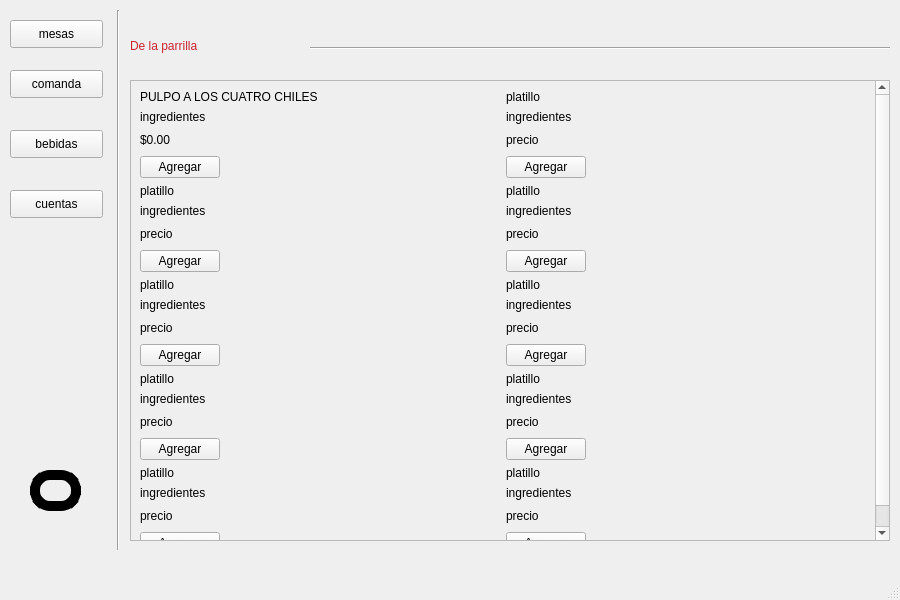
Qt form Restaurante/Mesero/principal_mesero.ui (camvaz/restaurante-ihc) before a commit.
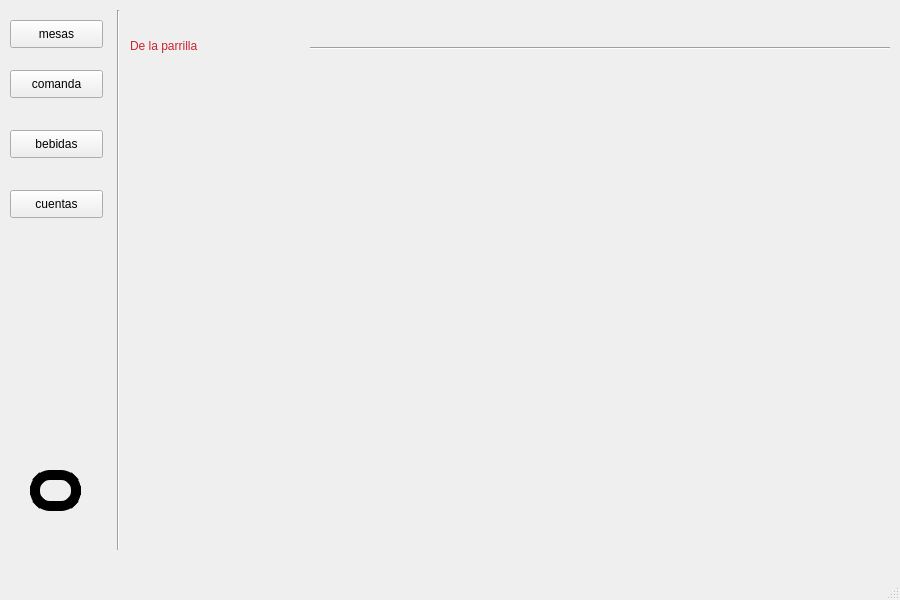
The same form after that commit. The open tabs and pages were chosen to show the change. Icons and pictures are not drawn.

Commit message: quitar imagenes

```diff
--- a/Restaurante/Mesero/principal_mesero.ui
+++ b/Restaurante/Mesero/principal_mesero.ui
@@ -677,635 +677,6 @@
        <string>De la parrilla</string>
       </property>
      </widget>
-     <widget class="QScrollArea" name="scrollArea">
-      <property name="geometry">
-       <rect>
-        <x>0</x>
-        <y>70</y>
-        <width>760</width>
-        <height>461</height>
-       </rect>
-      </property>
-      <property name="widgetResizable">
-       <bool>true</bool>
-      </property>
-      <widget class="QWidget" name="scrollAreaWidgetContents">
-       <property name="geometry">
-        <rect>
-         <x>0</x>
-         <y>0</y>
-         <width>311</width>
-         <height>577</height>
-        </rect>
-       </property>
-       <layout class="QGridLayout" name="gridLayout">
-        <item row="1" column="0">
-         <layout class="QGridLayout" name="gridLayout_5">
-          <item row="0" column="0">
-           <layout class="QGridLayout" name="gridLayout_6">
-            <item row="0" column="0" colspan="2">
-             <widget class="QLabel" name="label_29">
-              <property name="text">
-               <string>platillo</string>
-              </property>
-             </widget>
-            </item>
-            <item row="1" column="0" colspan="2">
-             <widget class="QLabel" name="label_30">
-              <property name="text">
-               <string>ingredientes</string>
-              </property>
-             </widget>
-            </item>
-            <item row="2" column="0">
-             <widget class="QLabel" name="label_31">
-              <property name="text">
-               <string>precio</string>
-              </property>
-             </widget>
-            </item>
-            <item row="2" column="1">
-             <spacer name="horizontalSpacer_5">
-              <property name="orientation">
-               <enum>Qt::Horizontal</enum>
-              </property>
-              <property name="sizeHint" stdset="0">
-               <size>
-                <width>78</width>
-                <height>20</height>
-               </size>
-              </property>
-             </spacer>
-            </item>
-            <item row="3" column="0">
-             <widget class="QPushButton" name="pushButton_3">
-              <property name="text">
-               <string>Agregar</string>
-              </property>
-             </widget>
-            </item>
-            <item row="3" column="1">
-             <spacer name="horizontalSpacer_6">
-              <property name="orientation">
-               <enum>Qt::Horizontal</enum>
-              </property>
-              <property name="sizeHint" stdset="0">
-               <size>
-                <width>78</width>
-                <height>20</height>
-               </size>
-              </property>
-             </spacer>
-            </item>
-           </layout>
-          </item>
-          <item row="0" column="1">
-           <layout class="QGridLayout" name="gridLayout_7">
-            <item row="0" column="0" colspan="2">
-             <widget class="QLabel" name="label_32">
-              <property name="text">
-               <string>platillo</string>
-              </property>
-             </widget>
-            </item>
-            <item row="1" column="0" colspan="2">
-             <widget class="QLabel" name="label_33">
-              <property name="text">
-               <string>ingredientes</string>
-              </property>
-             </widget>
-            </item>
-            <item row="2" column="0">
-             <widget class="QLabel" name="label_34">
-              <property name="text">
-               <string>precio</string>
-              </property>
-             </widget>
-            </item>
-            <item row="2" column="1">
-             <spacer name="horizontalSpacer_7">
-              <property name="orientation">
-               <enum>Qt::Horizontal</enum>
-              </property>
-              <property name="sizeHint" stdset="0">
-               <size>
-                <width>78</width>
-                <height>20</height>
-               </size>
-              </property>
-             </spacer>
-            </item>
-            <item row="3" column="0">
-             <widget class="QPushButton" name="pushButton_4">
-              <property name="text">
-               <string>Agregar</string>
-              </property>
-             </widget>
-            </item>
-            <item row="3" column="1">
-             <spacer name="horizontalSpacer_8">
-              <property name="orientation">
-               <enum>Qt::Horizontal</enum>
-              </property>
-              <property name="sizeHint" stdset="0">
-               <size>
-                <width>78</width>
-                <height>20</height>
-               </size>
-              </property>
-             </spacer>
-            </item>
-           </layout>
-          </item>
-         </layout>
-        </item>
-        <item row="4" column="0">
-         <layout class="QGridLayout" name="gridLayout_11">
-          <item row="0" column="0">
-           <layout class="QGridLayout" name="gridLayout_12">
-            <item row="3" column="0">
-             <widget class="QPushButton" name="pushButton_7">
-              <property name="text">
-               <string>Agregar</string>
-              </property>
-             </widget>
-            </item>
-            <item row="1" column="0" colspan="2">
-             <widget class="QLabel" name="label_42">
-              <property name="text">
-               <string>ingredientes</string>
-              </property>
-             </widget>
-            </item>
-            <item row="2" column="1">
-             <spacer name="horizontalSpacer_13">
-              <property name="orientation">
-               <enum>Qt::Horizontal</enum>
-              </property>
-              <property name="sizeHint" stdset="0">
-               <size>
-                <width>78</width>
-                <height>20</height>
-               </size>
-              </property>
-             </spacer>
-            </item>
-            <item row="0" column="0" colspan="2">
-             <widget class="QLabel" name="label_41">
-              <property name="text">
-               <string>platillo</string>
-              </property>
-             </widget>
-            </item>
-            <item row="3" column="1">
-             <spacer name="horizontalSpacer_14">
-              <property name="orientation">
-               <enum>Qt::Horizontal</enum>
-              </property>
-              <property name="sizeHint" stdset="0">
-               <size>
-                <width>78</width>
-                <height>20</height>
-               </size>
-              </property>
-             </spacer>
-            </item>
-            <item row="2" column="0">
-             <widget class="QLabel" name="label_43">
-              <property name="text">
-               <string>precio</string>
-              </property>
-             </widget>
-            </item>
-           </layout>
-          </item>
-          <item row="0" column="1">
-           <layout class="QGridLayout" name="gridLayout_13">
-            <item row="0" column="0" colspan="2">
-             <widget class="QLabel" name="label_44">
-              <property name="text">
-               <string>platillo</string>
-              </property>
-             </widget>
-            </item>
-            <item row="1" column="0" colspan="2">
-             <widget class="QLabel" name="label_45">
-              <property name="text">
-               <string>ingredientes</string>
-              </property>
-             </widget>
-            </item>
-            <item row="2" column="0">
-             <widget class="QLabel" name="label_46">
-              <property name="text">
-               <string>precio</string>
-              </property>
-             </widget>
-            </item>
-            <item row="2" column="1">
-             <spacer name="horizontalSpacer_15">
-              <property name="orientation">
-               <enum>Qt::Horizontal</enum>
-              </property>
-              <property name="sizeHint" stdset="0">
-               <size>
-                <width>78</width>
-                <height>20</height>
-               </size>
-              </property>
-             </spacer>
-            </item>
-            <item row="3" column="0">
-             <widget class="QPushButton" name="pushButton_8">
-              <property name="text">
-               <string>Agregar</string>
-              </property>
-             </widget>
-            </item>
-            <item row="3" column="1">
-             <spacer name="horizontalSpacer_16">
-              <property name="orientation">
-               <enum>Qt::Horizontal</enum>
-              </property>
-              <property name="sizeHint" stdset="0">
-               <size>
-                <width>78</width>
-                <height>20</height>
-               </size>
-              </property>
-             </spacer>
-            </item>
-           </layout>
-          </item>
-         </layout>
-        </item>
-        <item row="3" column="0">
-         <layout class="QGridLayout" name="gridLayout_8">
-          <item row="0" column="0">
-           <layout class="QGridLayout" name="gridLayout_9">
-            <item row="0" column="0" colspan="2">
-             <widget class="QLabel" name="label_35">
-              <property name="text">
-               <string>platillo</string>
-              </property>
-             </widget>
-            </item>
-            <item row="1" column="0" colspan="2">
-             <widget class="QLabel" name="label_36">
-              <property name="text">
-               <string>ingredientes</string>
-              </property>
-             </widget>
-            </item>
-            <item row="2" column="0">
-             <widget class="QLabel" name="label_37">
-              <property name="text">
-               <string>precio</string>
-              </property>
-             </widget>
-            </item>
-            <item row="2" column="1">
-             <spacer name="horizontalSpacer_9">
-              <property name="orientation">
-               <enum>Qt::Horizontal</enum>
-              </property>
-              <property name="sizeHint" stdset="0">
-               <size>
-                <width>78</width>
-                <height>20</height>
-               </size>
-              </property>
-             </spacer>
-            </item>
-            <item row="3" column="0">
-             <widget class="QPushButton" name="pushButton_5">
-              <property name="text">
-               <string>Agregar</string>
-              </property>
-             </widget>
-            </item>
-            <item row="3" column="1">
-             <spacer name="horizontalSpacer_10">
-              <property name="orientation">
-               <enum>Qt::Horizontal</enum>
-              </property>
-              <property name="sizeHint" stdset="0">
-               <size>
-                <width>78</width>
-                <height>20</height>
-               </size>
-              </property>
-             </spacer>
-            </item>
-           </layout>
-          </item>
-          <item row="0" column="1">
-           <layout class="QGridLayout" name="gridLayout_10">
-            <item row="0" column="0" colspan="2">
-             <widget class="QLabel" name="label_38">
-              <property name="text">
-               <string>platillo</string>
-              </property>
-             </widget>
-            </item>
-            <item row="1" column="0" colspan="2">
-             <widget class="QLabel" name="label_39">
-              <property name="text">
-               <string>ingredientes</string>
-              </property>
-             </widget>
-            </item>
-            <item row="2" column="0">
-             <widget class="QLabel" name="label_40">
-              <property name="text">
-               <string>precio</string>
-              </property>
-             </widget>
-            </item>
-            <item row="2" column="1">
-             <spacer name="horizontalSpacer_11">
-              <property name="orientation">
-               <enum>Qt::Horizontal</enum>
-              </property>
-              <property name="sizeHint" stdset="0">
-               <size>
-                <width>78</width>
-                <height>20</height>
-               </size>
-              </property>
-             </spacer>
-            </item>
-            <item row="3" column="0">
-             <widget class="QPushButton" name="pushButton_6">
-              <property name="text">
-               <string>Agregar</string>
-              </property>
-             </widget>
-            </item>
-            <item row="3" column="1">
-             <spacer name="horizontalSpacer_12">
-              <property name="orientation">
-               <enum>Qt::Horizontal</enum>
-              </property>
-              <property name="sizeHint" stdset="0">
-               <size>
-                <width>78</width>
-                <height>20</height>
-               </size>
-              </property>
-             </spacer>
-            </item>
-           </layout>
-          </item>
-         </layout>
-        </item>
-        <item row="0" column="0">
-         <layout class="QHBoxLayout" name="horizontalLayout">
-          <item>
-           <layout class="QGridLayout" name="gridLayout_4">
-            <item row="0" column="0">
-             <layout class="QGridLayout" name="gridLayout_2">
-              <item row="0" column="0" colspan="2">
-               <widget class="QLabel" name="label_8">
-                <property name="text">
-                 <string>PULPO A LOS CUATRO CHILES</string>
-                </property>
-               </widget>
-              </item>
-              <item row="1" column="0" colspan="2">
-               <widget class="QLabel" name="label_24">
-                <property name="text">
-                 <string>ingredientes</string>
-                </property>
-               </widget>
-              </item>
-              <item row="3" column="0">
-               <widget class="QPushButton" name="pushButton">
-                <property name="text">
-                 <string>Agregar</string>
-                </property>
-               </widget>
-              </item>
-              <item row="2" column="0">
-               <widget class="QLabel" name="label_25">
-                <property name="text">
-                 <string>$0.00</string>
-                </property>
-               </widget>
-              </item>
-              <item row="3" column="1">
-               <spacer name="horizontalSpacer_2">
-                <property name="orientation">
-                 <enum>Qt::Horizontal</enum>
-                </property>
-                <property name="sizeHint" stdset="0">
-                 <size>
-                  <width>78</width>
-                  <height>20</height>
-                 </size>
-                </property>
-               </spacer>
-              </item>
-              <item row="2" column="1">
-               <spacer name="horizontalSpacer">
-                <property name="orientation">
-                 <enum>Qt::Horizontal</enum>
-                </property>
-                <property name="sizeHint" stdset="0">
-                 <size>
-                  <width>78</width>
-                  <height>20</height>
-                 </size>
-                </property>
-               </spacer>
-              </item>
-             </layout>
-            </item>
-            <item row="0" column="1">
-             <layout class="QGridLayout" name="gridLayout_3">
-              <item row="0" column="0" colspan="2">
-               <widget class="QLabel" name="label_26">
-                <property name="text">
-                 <string>platillo</string>
-                </property>
-               </widget>
-              </item>
-              <item row="1" column="0" colspan="2">
-               <widget class="QLabel" name="label_27">
-                <property name="text">
-                 <string>ingredientes</string>
-                </property>
-               </widget>
-              </item>
-              <item row="2" column="0">
-               <widget class="QLabel" name="label_28">
-                <property name="text">
-                 <string>precio</string>
-                </property>
-               </widget>
-              </item>
-              <item row="2" column="1">
-               <spacer name="horizontalSpacer_3">
-                <property name="orientation">
-                 <enum>Qt::Horizontal</enum>
-                </property>
-                <property name="sizeHint" stdset="0">
-                 <size>
-                  <width>78</width>
-                  <height>20</height>
-                 </size>
-                </property>
-               </spacer>
-              </item>
-              <item row="3" column="0">
-               <widget class="QPushButton" name="pushButton_2">
-                <property name="text">
-                 <string>Agregar</string>
-                </property>
-               </widget>
-              </item>
-              <item row="3" column="1">
-               <spacer name="horizontalSpacer_4">
-                <property name="orientation">
-                 <enum>Qt::Horizontal</enum>
-                </property>
-                <property name="sizeHint" stdset="0">
-                 <size>
-                  <width>78</width>
-                  <height>20</height>
-                 </size>
-                </property>
-               </spacer>
-              </item>
-             </layout>
-            </item>
-           </layout>
-          </item>
-         </layout>
-        </item>
-        <item row="2" column="0">
-         <layout class="QGridLayout" name="gridLayout_17">
-          <item row="0" column="0">
-           <layout class="QGridLayout" name="gridLayout_18">
-            <item row="0" column="0" colspan="2">
-             <widget class="QLabel" name="label_53">
-              <property name="text">
-               <string>platillo</string>
-              </property>
-             </widget>
-            </item>
-            <item row="1" column="0" colspan="2">
-             <widget class="QLabel" name="label_54">
-              <property name="text">
-               <string>ingredientes</string>
-              </property>
-             </widget>
-            </item>
-            <item row="2" column="0">
-             <widget class="QLabel" name="label_55">
-              <property name="text">
-               <string>precio</string>
-              </property>
-             </widget>
-            </item>
-            <item row="2" column="1">
-             <spacer name="horizontalSpacer_21">
-              <property name="orientation">
-               <enum>Qt::Horizontal</enum>
-              </property>
-              <property name="sizeHint" stdset="0">
-               <size>
-                <width>78</width>
-                <height>20</height>
-               </size>
-              </property>
-             </spacer>
-            </item>
-            <item row="3" column="0">
-             <widget class="QPushButton" name="pushButton_11">
-              <property name="text">
-               <string>Agregar</string>
-              </property>
-             </widget>
-            </item>
-            <item row="3" column="1">
-             <spacer name="horizontalSpacer_22">
-              <property name="orientation">
-               <enum>Qt::Horizontal</enum>
-              </property>
-              <property name="sizeHint" stdset="0">
-               <size>
-                <width>78</width>
-                <height>20</height>
-               </size>
-              </property>
-             </spacer>
-            </item>
-           </layout>
-          </item>
-          <item row="0" column="1">
-           <layout class="QGridLayout" name="gridLayout_19">
-            <item row="0" column="0" colspan="2">
-             <widget class="QLabel" name="label_56">
-              <property name="text">
-               <string>platillo</string>
-              </property>
-             </widget>
-            </item>
-            <item row="1" column="0" colspan="2">
-             <widget class="QLabel" name="label_57">
-              <property name="text">
-               <string>ingredientes</string>
-              </property>
-             </widget>
-            </item>
-            <item row="2" column="0">
-             <widget class="QLabel" name="label_58">
-              <property name="text">
-               <string>precio</string>
-              </property>
-             </widget>
-            </item>
-            <item row="2" column="1">
-             <spacer name="horizontalSpacer_23">
-              <property name="orientation">
-               <enum>Qt::Horizontal</enum>
-              </property>
-              <property name="sizeHint" stdset="0">
-               <size>
-                <width>78</width>
-                <height>20</height>
-               </size>
-              </property>
-             </spacer>
-            </item>
-            <item row="3" column="0">
-             <widget class="QPushButton" name="pushButton_12">
-              <property name="text">
-               <string>Agregar</string>
-              </property>
-             </widget>
-            </item>
-            <item row="3" column="1">
-             <spacer name="horizontalSpacer_24">
-              <property name="orientation">
-               <enum>Qt::Horizontal</enum>
-              </property>
-              <property name="sizeHint" stdset="0">
-               <size>
-                <width>78</width>
-                <height>20</height>
-               </size>
-              </property>
-             </spacer>
-            </item>
-           </layout>
-          </item>
-         </layout>
-        </item>
-       </layout>
-      </widget>
-     </widget>
     </widget>
     <widget class="QWidget" name="page_4">
      <widget class="Line" name="line_5">
```
Left out of the diff: 5628 changed lines with no effect on the pictures. The commit also changes 1 other file.
